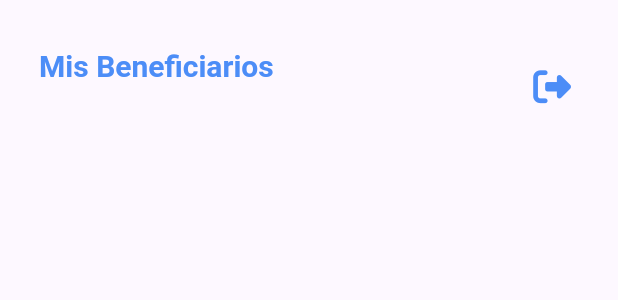
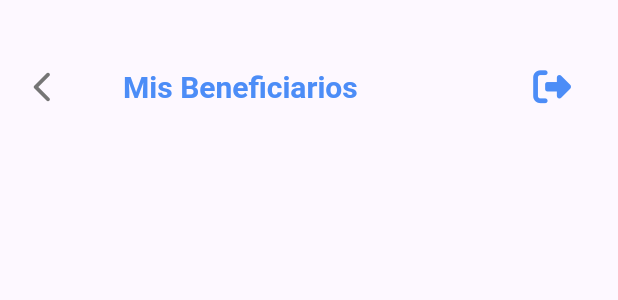
Before and after one commit to tefa9802alvarez/App-movil-TuristiK, a Flutter app: the AppBarNav widget shown alone on an empty page, opened directly, on a phone screen of 412 x 824 dp. Shown: the top 300 px of the screen. Run offline on Flutter 3.47's test engine with Material 2 defaults, Android fonts, the phone set to English and light mode, and no system bars; our stand-ins replace carousel_slider, flutter_svg, font_awesome_flutter, jwt_decoder, shared_preferences; accounts and stored records are empty; network calls fail; Roboto replaces fonts that are missing (Poppins-Bold).

Commit message:
listar beneficiarios

```diff
--- a/TuristiK/lib/models/order-detail.model.dart
+++ b/TuristiK/lib/models/order-detail.model.dart
@@ -2,16 +2,14 @@
 class OrderDetail{
 
   final String? orderDetailId;
-  final String? orderId;
   final String beneficiaryId;
   final double unitPrice;
 
-  OrderDetail({required this.orderDetailId, required this.orderId, required this.beneficiaryId, required this.unitPrice});
+  OrderDetail({required this.orderDetailId,required this.beneficiaryId, required this.unitPrice});
 
   factory OrderDetail.fromJson(Map<String, dynamic> json) {
     return OrderDetail(
       orderDetailId: json["orderDetailId"],
-      orderId: json["orderId"],
       beneficiaryId: json["beneficiaryId"],
       unitPrice: json["unitPrice"]
     );
--- a/TuristiK/lib/models/order.model.dart
+++ b/TuristiK/lib/models/order.model.dart
@@ -20,7 +20,6 @@ class Order{
 
    factory Order.fromJson(Map<String, dynamic> json) {
 
-
     return Order(
       orderId: json["orderId"],
       customerId: json["customerId"],
--- a/TuristiK/lib/partials/app-bar.partial.dart
+++ b/TuristiK/lib/partials/app-bar.partial.dart
@@ -5,9 +5,10 @@ import 'package:font_awesome_flutter/font_awesome_flutter.dart';
 import 'package:shared_preferences/shared_preferences.dart';
 class AppBarNav extends StatelessWidget {
   final String navtitle;
-  final bool backOption ;
+  final bool backOption;
   final String? description;
   const AppBarNav({super.key, required this.navtitle,required this.backOption,this.description});
+
 
   @override
   Widget build(BuildContext context) {
@@ -16,10 +17,20 @@ class AppBarNav extends StatelessWidget {
         padding: const EdgeInsets.only(top: 30),
         child: AppBar(
           backgroundColor: const Color.fromARGB(0, 247, 246, 252),
+
+          leading: backOption == false ? null
+           : IconButton(
+            icon: Icon(Icons.arrow_back_ios_new_rounded , color: Styles.grey),
+            onPressed: () => Navigator.of(context).pop()),
           title:
           Padding(
             padding: const EdgeInsets.only(left:10),
-            child: Column(
+            child: Row(
+              mainAxisAlignment: MainAxisAlignment.start,
+              crossAxisAlignment: CrossAxisAlignment.center,
+
+              children: [
+                Column(
                   mainAxisAlignment: MainAxisAlignment.center,
                   crossAxisAlignment: CrossAxisAlignment.start,
                   children: [
@@ -29,9 +40,7 @@ class AppBarNav extends StatelessWidget {
                       color: Styles.blue,
                       fontWeight: FontWeight.bold
                     )),
-                description!=null
-                ?
-                Container(
+                    if (description!=null) Container(
                       margin: const EdgeInsets.only(top: 10),
                       constraints: const BoxConstraints(maxWidth: 250),
                       child: Text(description!,style: TextStyle(
@@ -43,8 +52,8 @@ class AppBarNav extends StatelessWidget {
                       ),
                       maxLines: 2,),
                     )
-                :
-                const Text("")
+                  ],
+                ),
               ],
             ),
           ),
--- a/TuristiK/lib/services/api.service.dart
+++ b/TuristiK/lib/services/api.service.dart
@@ -77,20 +77,20 @@ class ApiService {
     }
     return customer;
   }
+
   static Future<List<Payment>> getPaymentsByOrderId(String orderId) async{
     List<Payment> paymentList =[];
-    var url = Uri.parse("$endPoint/Payment");
+    var url = Uri.parse("$endPoint/Payment/ByOrder/$orderId");
 
     final response = await http.get(url);
     if (response.statusCode==200) {
       final data = List.from(jsonDecode(response.body));
       for (var o in data) {
         final payment = Payment.fromJson(o);
-        if (payment.orderId == orderId) {
+        if (payment.orderId == orderId && payment.status != 2) {
           paymentList.add(payment);
         }
       }
-
     }
     return paymentList;
   }
```
Also changed, not shown: TuristiK/lib/models/payment.model.dart (+17 -1 lines), TuristiK/lib/modules/login/login.dart (+8 -7 lines), TuristiK/lib/modules/orders/frecuent_travelers/main.frecuent_traveler.dart (+20 -9 lines), TuristiK/lib/modules/orders/main.orders.dart (+34 -23 lines), TuristiK/lib/modules/orders/payments/main.payments.dart (+8 -5 lines). Lines whose indentation alone changed are shown as unchanged.
